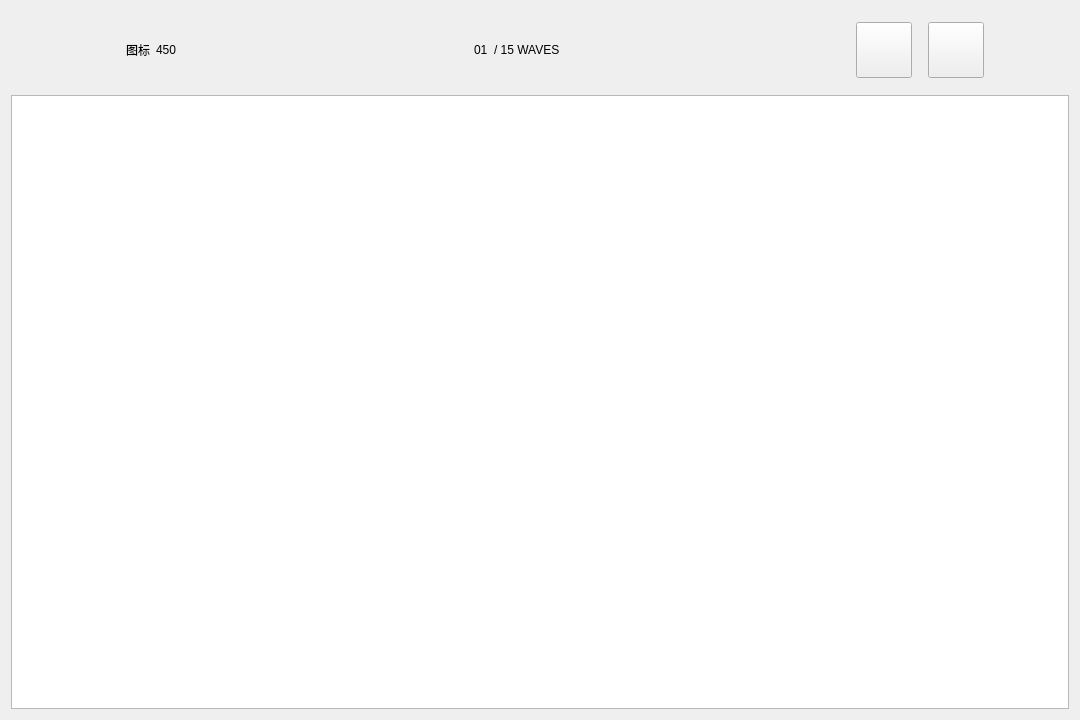
Old version of the form Window/GameWidget.ui in the repository C715543139/CarrotFantasy.
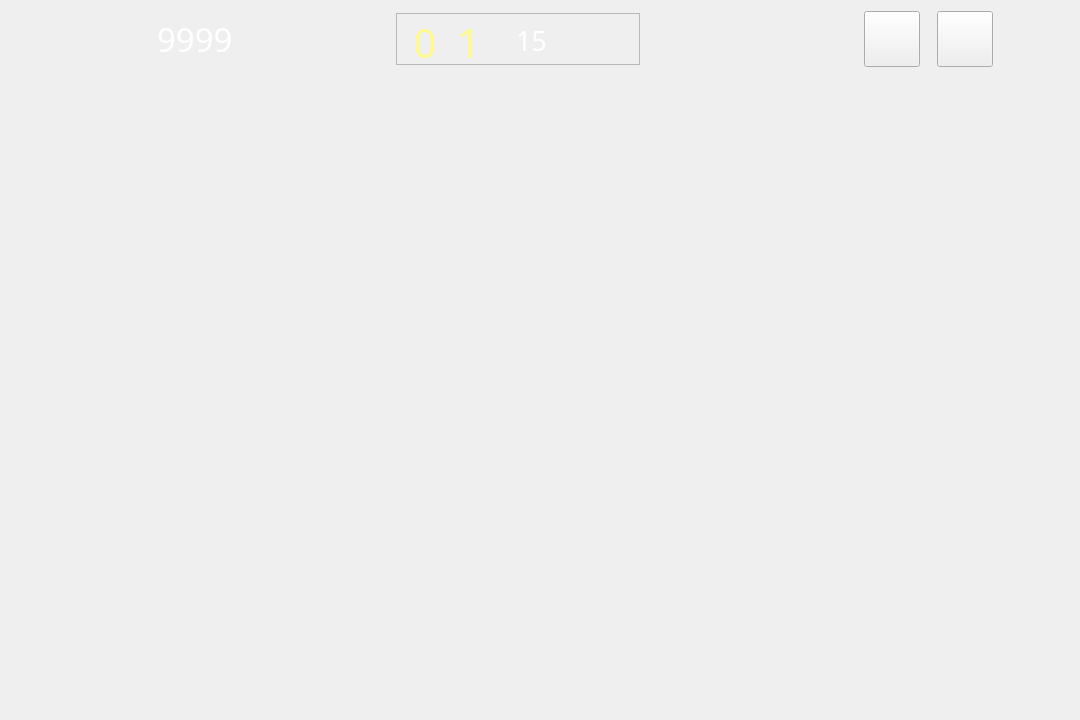
New version of the form.

```diff
--- a/Window/GameWidget.ui
+++ b/Window/GameWidget.ui
@@ -13,9 +13,15 @@
   <property name="windowTitle">
    <string>Form</string>
   </property>
-  <layout class="QVBoxLayout" name="verticalLayout">
-   <item alignment="Qt::AlignmentFlag::AlignHCenter">
     <widget class="QWidget" name="menuBar" native="true">
+   <property name="geometry">
+    <rect>
+     <x>77</x>
+     <y>0</y>
+     <width>926</width>
+     <height>78</height>
+    </rect>
+   </property>
      <property name="sizePolicy">
       <sizepolicy hsizetype="Fixed" vsizetype="Fixed">
        <horstretch>0</horstretch>
@@ -34,7 +40,19 @@
        <height>78</height>
       </size>
      </property>
+   <property name="styleSheet">
+    <string notr="true"/>
+   </property>
      <layout class="QHBoxLayout" name="horizontalLayout">
+    <property name="spacing">
+     <number>7</number>
+    </property>
+    <property name="topMargin">
+     <number>11</number>
+    </property>
+    <property name="bottomMargin">
+     <number>11</number>
+    </property>
       <item>
        <spacer name="horizontalSpacer_4">
         <property name="orientation">
@@ -45,23 +63,43 @@
         </property>
         <property name="sizeHint" stdset="0">
          <size>
-          <width>40</width>
+        <width>80</width>
           <height>20</height>
          </size>
         </property>
        </spacer>
       </item>
       <item>
-       <widget class="QLabel" name="coinIcon">
-        <property name="text">
-         <string>图标</string>
-        </property>
-       </widget>
-      </item>
-      <item>
-       <widget class="QLabel" name="coins">
+     <widget class="QLabel" name="coinsLb">
+      <property name="sizePolicy">
+       <sizepolicy hsizetype="Fixed" vsizetype="Fixed">
+        <horstretch>0</horstretch>
+        <verstretch>0</verstretch>
+       </sizepolicy>
+      </property>
+      <property name="minimumSize">
+       <size>
+        <width>96</width>
+        <height>56</height>
+       </size>
+      </property>
+      <property name="maximumSize">
+       <size>
+        <width>96</width>
+        <height>56</height>
+       </size>
+      </property>
+      <property name="font">
+       <font>
+        <family>华文琥珀</family>
+        <pointsize>25</pointsize>
+       </font>
+      </property>
+      <property name="styleSheet">
+       <string notr="true">color: white</string>
+      </property>
         <property name="text">
-         <string>450</string>
+       <string>9999</string>
         </property>
        </widget>
       </item>
@@ -70,26 +108,93 @@
         <property name="orientation">
          <enum>Qt::Orientation::Horizontal</enum>
         </property>
+      <property name="sizeType">
+       <enum>QSizePolicy::Policy::Fixed</enum>
+      </property>
         <property name="sizeHint" stdset="0">
          <size>
-          <width>248</width>
+        <width>136</width>
           <height>20</height>
          </size>
         </property>
        </spacer>
       </item>
       <item>
-       <widget class="QLabel" name="waveNow">
+     <widget class="QFrame" name="menuCtr">
+      <property name="sizePolicy">
+       <sizepolicy hsizetype="Fixed" vsizetype="Fixed">
+        <horstretch>0</horstretch>
+        <verstretch>0</verstretch>
+       </sizepolicy>
+      </property>
+      <property name="minimumSize">
+       <size>
+        <width>244</width>
+        <height>52</height>
+       </size>
+      </property>
+      <property name="maximumSize">
+       <size>
+        <width>244</width>
+        <height>52</height>
+       </size>
+      </property>
+      <property name="frameShape">
+       <enum>QFrame::Shape::StyledPanel</enum>
+      </property>
+      <property name="frameShadow">
+       <enum>QFrame::Shadow::Raised</enum>
+      </property>
+      <widget class="QLabel" name="waveLb">
+       <property name="geometry">
+        <rect>
+         <x>17</x>
+         <y>3</y>
+         <width>94</width>
+         <height>52</height>
+        </rect>
+       </property>
+       <property name="font">
+        <font>
+         <family>华文琥珀</family>
+         <pointsize>30</pointsize>
+         <italic>false</italic>
+         <bold>false</bold>
+         <stylestrategy>PreferDefault</stylestrategy>
+        </font>
+       </property>
+       <property name="styleSheet">
+        <string notr="true">color: rgb(255, 249, 143)</string>
+       </property>
+       <property name="frameShadow">
+        <enum>QFrame::Shadow::Sunken</enum>
+       </property>
         <property name="text">
-         <string>01</string>
-        </property>
-       </widget>
-      </item>
-      <item>
-       <widget class="QLabel" name="waveRemain">
+        <string>0  1</string>
+       </property>
+      </widget>
+      <widget class="QLabel" name="totalLb">
+       <property name="geometry">
+        <rect>
+         <x>120</x>
+         <y>10</y>
+         <width>38</width>
+         <height>35</height>
+        </rect>
+       </property>
+       <property name="font">
+        <font>
+         <family>华文琥珀</family>
+         <pointsize>20</pointsize>
+        </font>
+       </property>
+       <property name="styleSheet">
+        <string notr="true">color: white</string>
+       </property>
         <property name="text">
-         <string>/ 15 WAVES</string>
-        </property>
+        <string>15</string>
+       </property>
+      </widget>
        </widget>
       </item>
       <item>
@@ -189,11 +294,57 @@
       </item>
      </layout>
     </widget>
-   </item>
-   <item>
-    <widget class="QGraphicsView" name="gameView"/>
-   </item>
-  </layout>
+  <widget class="QGraphicsView" name="gameView">
+   <property name="geometry">
+    <rect>
+     <x>60</x>
+     <y>78</y>
+     <width>960</width>
+     <height>640</height>
+    </rect>
+   </property>
+   <property name="sizePolicy">
+    <sizepolicy hsizetype="Fixed" vsizetype="Fixed">
+     <horstretch>0</horstretch>
+     <verstretch>0</verstretch>
+    </sizepolicy>
+   </property>
+   <property name="minimumSize">
+    <size>
+     <width>960</width>
+     <height>640</height>
+    </size>
+   </property>
+   <property name="maximumSize">
+    <size>
+     <width>960</width>
+     <height>640</height>
+    </size>
+   </property>
+   <property name="styleSheet">
+    <string notr="true">background: transparent;
+border: none;</string>
+   </property>
+  </widget>
+  <widget class="QLabel" name="background">
+   <property name="geometry">
+    <rect>
+     <x>0</x>
+     <y>0</y>
+     <width>1080</width>
+     <height>720</height>
+    </rect>
+   </property>
+   <property name="styleSheet">
+    <string notr="true"/>
+   </property>
+   <property name="text">
+    <string/>
+   </property>
+  </widget>
+  <zorder>background</zorder>
+  <zorder>menuBar</zorder>
+  <zorder>gameView</zorder>
  </widget>
  <resources/>
  <connections/>
```
Lines whose indentation alone changed are shown as unchanged.
